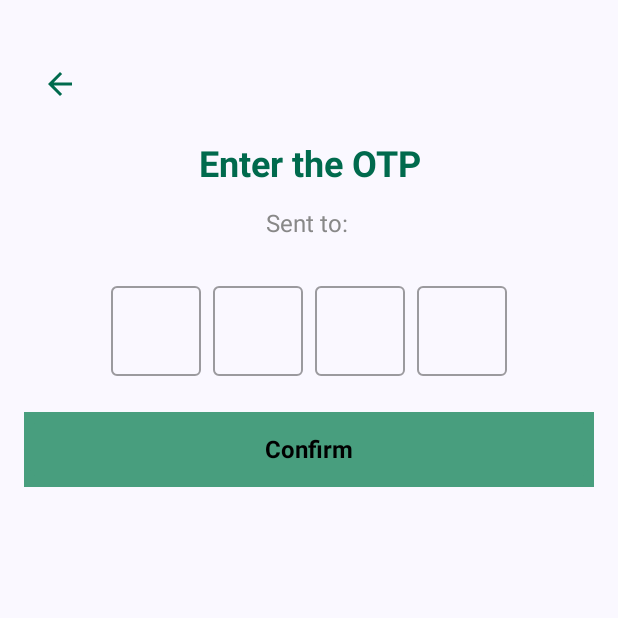
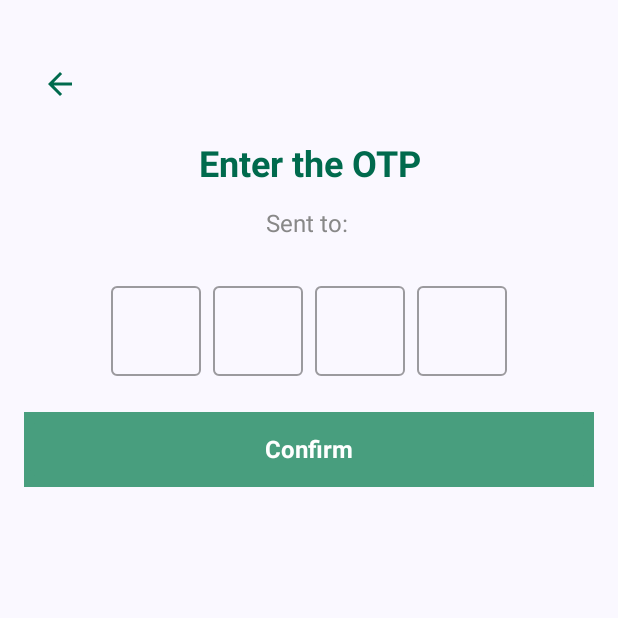
Before and after one commit to rajupraaa1234/LTC-Workspace-Reservation-Application, an Android app built with Jetpack Compose: the composable OtpComposableScreen called with empty values, on a phone screen of 412 x 824 dp, the top half of it. Run offline under Robolectric (Android 15) with nearby library versions, the phone set to English and light mode, and no system bars.

Commit message:
minor changes

```diff
--- a/app/src/main/java/com/example/ltcworkspacereservationapplication/presentation/composable/LoginScreenComposable.kt
+++ b/app/src/main/java/com/example/ltcworkspacereservationapplication/presentation/screens/LoginScreenComposable.kt
@@ -1,4 +1,4 @@
-package com.example.ltcworkspacereservationapplication.presentation.composable
+package com.example.ltcworkspacereservationapplication.presentation.screens
 
 
 import androidx.compose.foundation.background
@@ -29,11 +29,9 @@ import androidx.compose.ui.text.input.KeyboardType
 import androidx.compose.ui.text.input.TextFieldValue
 import androidx.compose.ui.text.style.TextAlign
 import androidx.compose.ui.text.withStyle
-import androidx.compose.ui.tooling.preview.Preview
 import androidx.compose.ui.unit.dp
 import androidx.compose.ui.unit.sp
 import androidx.navigation.NavHostController
-import androidx.navigation.compose.rememberNavController
 import com.example.ltcworkspacereservationapplication.presentation.utils.Routes
 import com.example.ltcworkspacereservationapplication.presentation.utils.color.AppColor
 
--- a/app/src/main/java/com/example/ltcworkspacereservationapplication/presentation/composable/OTPComposableScreen.kt
+++ b/app/src/main/java/com/example/ltcworkspacereservationapplication/presentation/screens/OTPComposableScreen.kt
@@ -1,4 +1,4 @@
-package com.example.ltcworkspacereservationapplication.presentation.composable
+package com.example.ltcworkspacereservationapplication.presentation.screens
 
 import androidx.compose.foundation.background
 import androidx.compose.foundation.border
@@ -35,11 +35,9 @@ import androidx.compose.ui.text.TextStyle
 import androidx.compose.ui.text.font.FontWeight
 import androidx.compose.ui.text.input.KeyboardType
 import androidx.compose.ui.text.style.TextAlign
-import androidx.compose.ui.tooling.preview.Preview
 import androidx.compose.ui.unit.dp
 import androidx.compose.ui.unit.sp
 import androidx.navigation.NavHostController
-import androidx.navigation.compose.rememberNavController
 import com.example.ltcworkspacereservationapplication.presentation.utils.Routes
 import com.example.ltcworkspacereservationapplication.presentation.utils.color.AppColor
 
@@ -151,7 +149,8 @@ fun OtpComposableScreen(navController: NavHostController, phoneNumber: String) {
             Text(
                 text = "Confirm",
                 fontSize = 16.sp,
-                fontWeight = FontWeight.Bold
+                fontWeight = FontWeight.Bold,
+                color = AppColor.whiteColor
             )
         }
     }
--- a/app/src/main/java/com/example/ltcworkspacereservationapplication/presentation/composable/PhoneNumberVerificationScreen.kt
+++ b/app/src/main/java/com/example/ltcworkspacereservationapplication/presentation/screens/PhoneNumberVerificationScreen.kt
@@ -1,4 +1,4 @@
-package com.example.ltcworkspacereservationapplication.presentation.composable
+package com.example.ltcworkspacereservationapplication.presentation.screens
 
 import androidx.compose.foundation.background
 import androidx.compose.foundation.border
--- a/app/src/main/java/com/example/ltcworkspacereservationapplication/presentation/composable/ScannerScreenComposable.kt
+++ b/app/src/main/java/com/example/ltcworkspacereservationapplication/presentation/screens/ScannerScreenComposable.kt
@@ -1,4 +1,4 @@
-package com.example.ltcworkspacereservationapplication.presentation.composable
+package com.example.ltcworkspacereservationapplication.presentation.screens
 
 import android.Manifest
 import android.content.pm.PackageManager
@@ -25,7 +25,6 @@ import androidx.compose.foundation.layout.fillMaxWidth
 import androidx.compose.foundation.layout.height
 import androidx.compose.foundation.layout.padding
 import androidx.compose.foundation.layout.size
-import androidx.compose.foundation.layout.width
 import androidx.compose.material.Button
 import androidx.compose.material.Text
 import androidx.compose.material.ButtonDefaults
@@ -46,7 +45,6 @@ import androidx.compose.ui.unit.dp
 import androidx.compose.ui.viewinterop.AndroidView
 import androidx.core.content.ContextCompat
 import androidx.core.text.util.LinkifyCompat
-import androidx.navigation.compose.rememberNavController
 import com.example.ltcworkspacereservationapplication.QRCodeAnalyzer
 import com.example.ltcworkspacereservationapplication.presentation.utils.color.AppColor
 import com.google.common.util.concurrent.ListenableFuture
```
Also changed, not shown: app/src/main/java/com/example/ltcworkspacereservationapplication/MainActivity.kt (+5 -6 lines).
